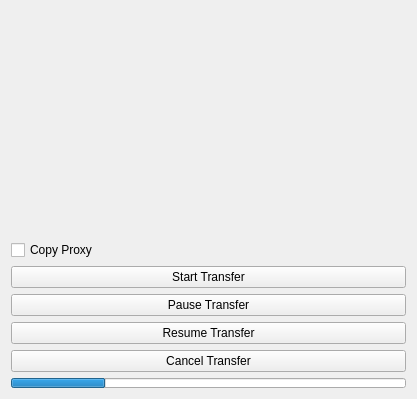
The window that Libs/UserInterfaces/SourceFunctions.ui (AltaArts/SourceTab--Prism-Plugin) describes before a commit, drawn with Qt 5.
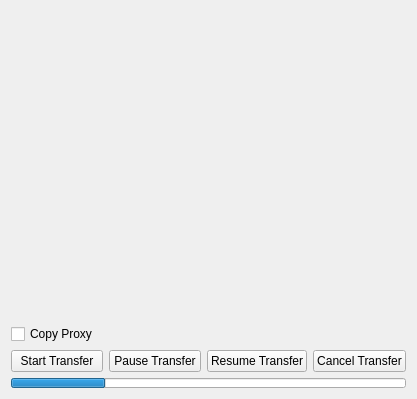
The same window after the commit.

Commit message: Restructured Data and Functions

What changed in the file:
```diff
--- a/Libs/UserInterfaces/SourceFunctions.ui
+++ b/Libs/UserInterfaces/SourceFunctions.ui
@@ -16,6 +16,9 @@
   <layout class="QHBoxLayout" name="horizontalLayout">
    <item>
     <widget class="QSplitter" name="splitter">
+     <property name="orientation">
+      <enum>Qt::Orientation::Horizontal</enum>
+     </property>
      <widget class="QWidget" name="w_functions" native="true">
       <property name="sizePolicy">
        <sizepolicy hsizetype="Preferred" vsizetype="Preferred">
@@ -57,6 +60,8 @@
         </widget>
        </item>
        <item>
+        <layout class="QHBoxLayout" name="lo_transferButtons">
+         <item>
         <widget class="QPushButton" name="b_transfer_start">
          <property name="text">
           <string>Start Transfer</string>
@@ -83,6 +88,8 @@
           <string>Cancel Transfer</string>
          </property>
         </widget>
+         </item>
+        </layout>
        </item>
        <item>
         <widget class="QProgressBar" name="progBar_total">
```
Left out of the diff: 2 changed lines with no effect on the pictures. Lines whose indentation alone changed are shown as unchanged. The commit also changes 3 other files.
